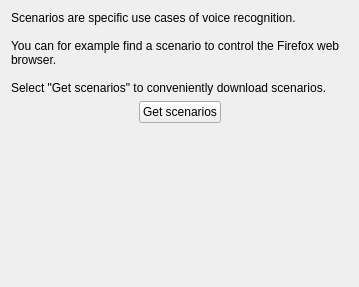
KDE/simon, file simon/src/firstrunscenariosconfig.ui: the form before one commit.
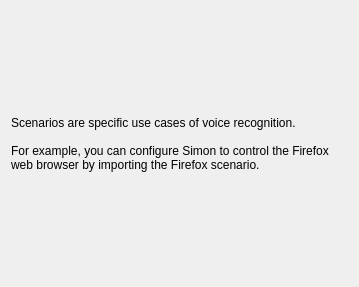
The form after the commit. Custom widgets are drawn as their Qt base class.

Commit message: Adding scenario management config widget to first run wizard

Diff of the .ui file:
```diff
--- a/simon/src/firstrunscenariosconfig.ui
+++ b/simon/src/firstrunscenariosconfig.ui
@@ -19,74 +19,15 @@
      <property name="text">
       <string>Scenarios are specific use cases of voice recognition.
 
-You can for example find a scenario to control the Firefox web browser.
-
-Select &quot;Get scenarios&quot; to conveniently download scenarios.</string>
+For example, you can configure Simon to control the Firefox web browser by importing the Firefox scenario.</string>
      </property>
      <property name="wordWrap">
       <bool>true</bool>
      </property>
     </widget>
    </item>
-   <item>
-    <layout class="QHBoxLayout" name="horizontalLayout">
-     <item>
-      <spacer name="horizontalSpacer">
-       <property name="orientation">
-        <enum>Qt::Horizontal</enum>
-       </property>
-       <property name="sizeHint" stdset="0">
-        <size>
-         <width>40</width>
-         <height>20</height>
-        </size>
-       </property>
-      </spacer>
-     </item>
-     <item>
-      <widget class="KPushButton" name="pbGetScenarios">
-       <property name="text">
-        <string>Get scenarios</string>
-       </property>
-      </widget>
-     </item>
-     <item>
-      <spacer name="horizontalSpacer_2">
-       <property name="orientation">
-        <enum>Qt::Horizontal</enum>
-       </property>
-       <property name="sizeHint" stdset="0">
-        <size>
-         <width>40</width>
-         <height>20</height>
-        </size>
-       </property>
-      </spacer>
-     </item>
-    </layout>
-   </item>
-   <item>
-    <spacer name="verticalSpacer">
-     <property name="orientation">
-      <enum>Qt::Vertical</enum>
-     </property>
-     <property name="sizeHint" stdset="0">
-      <size>
-       <width>20</width>
-       <height>240</height>
-      </size>
-     </property>
-    </spacer>
-   </item>
   </layout>
  </widget>
- <customwidgets>
-  <customwidget>
-   <class>KPushButton</class>
-   <extends>QPushButton</extends>
-   <header>kpushbutton.h</header>
-  </customwidget>
- </customwidgets>
  <resources/>
  <connections/>
 </ui>
```
The commit also changes 8 other files.
